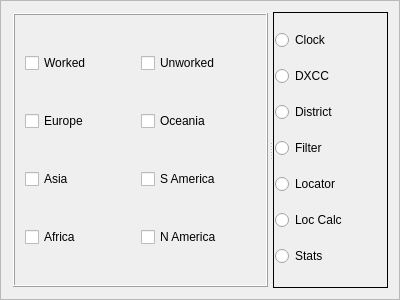
Qt form mqt/MqtLogger/StackedInfoFrame.ui (zsteva/backup-minos2) before a commit.
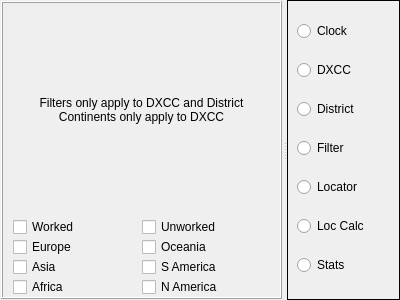
The same form after that commit. The open tabs and pages were chosen to show the change. Custom widgets are drawn as their Qt base class.

Commit message: More on stack layout

```diff
--- a/mqt/MqtLogger/StackedInfoFrame.ui
+++ b/mqt/MqtLogger/StackedInfoFrame.ui
@@ -14,12 +14,27 @@
    <string>Frame</string>
   </property>
   <property name="frameShape">
-   <enum>QFrame::StyledPanel</enum>
+   <enum>QFrame::NoFrame</enum>
   </property>
   <property name="frameShadow">
    <enum>QFrame::Raised</enum>
   </property>
   <layout class="QHBoxLayout" name="horizontalLayout_6">
+   <property name="spacing">
+    <number>0</number>
+   </property>
+   <property name="leftMargin">
+    <number>0</number>
+   </property>
+   <property name="topMargin">
+    <number>0</number>
+   </property>
+   <property name="rightMargin">
+    <number>0</number>
+   </property>
+   <property name="bottomMargin">
+    <number>0</number>
+   </property>
    <item>
     <widget class="MinosSplitter" name="splitter">
      <property name="orientation">
@@ -110,7 +125,7 @@
              <property name="frameShadow">
               <enum>QFrame::Raised</enum>
              </property>
-             <layout class="QHBoxLayout" name="horizontalLayout_7">
+             <layout class="QHBoxLayout" name="horizontalLayout_7" stretch="10">
               <property name="spacing">
                <number>0</number>
               </property>
@@ -127,7 +142,7 @@
                <number>0</number>
               </property>
               <item>
-               <layout class="QVBoxLayout" name="verticalLayout_6">
+               <layout class="QVBoxLayout" name="filterLayout" stretch="10,10,10,10,10">
                 <property name="spacing">
                  <number>0</number>
                 </property>
@@ -137,6 +152,20 @@
                 <property name="rightMargin">
                  <number>10</number>
                 </property>
+                <item>
+                 <widget class="QLabel" name="label">
+                  <property name="text">
+                   <string>Filters only apply to DXCC and District
+Continents only apply to DXCC</string>
+                  </property>
+                  <property name="alignment">
+                   <set>Qt::AlignCenter</set>
+                  </property>
+                  <property name="wordWrap">
+                   <bool>true</bool>
+                  </property>
+                 </widget>
+                </item>
                 <item>
                  <layout class="QHBoxLayout" name="horizontalLayout_2">
                   <property name="spacing">
@@ -383,13 +412,13 @@
         <number>0</number>
        </property>
        <property name="leftMargin">
-        <number>1</number>
+        <number>9</number>
        </property>
        <property name="topMargin">
         <number>1</number>
        </property>
        <property name="rightMargin">
-        <number>2</number>
+        <number>9</number>
        </property>
        <property name="bottomMargin">
         <number>1</number>
```
Left out of the diff: 4 changed lines with no effect on the pictures. The commit also changes 2 other files.
